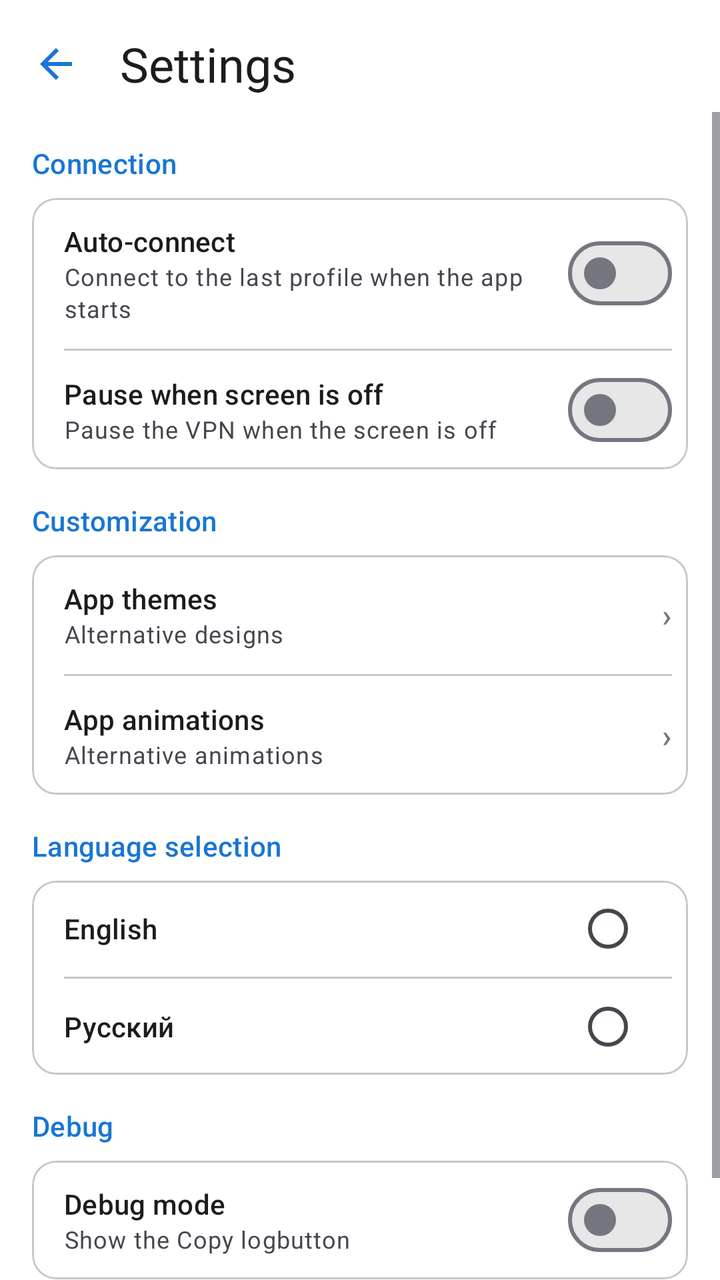
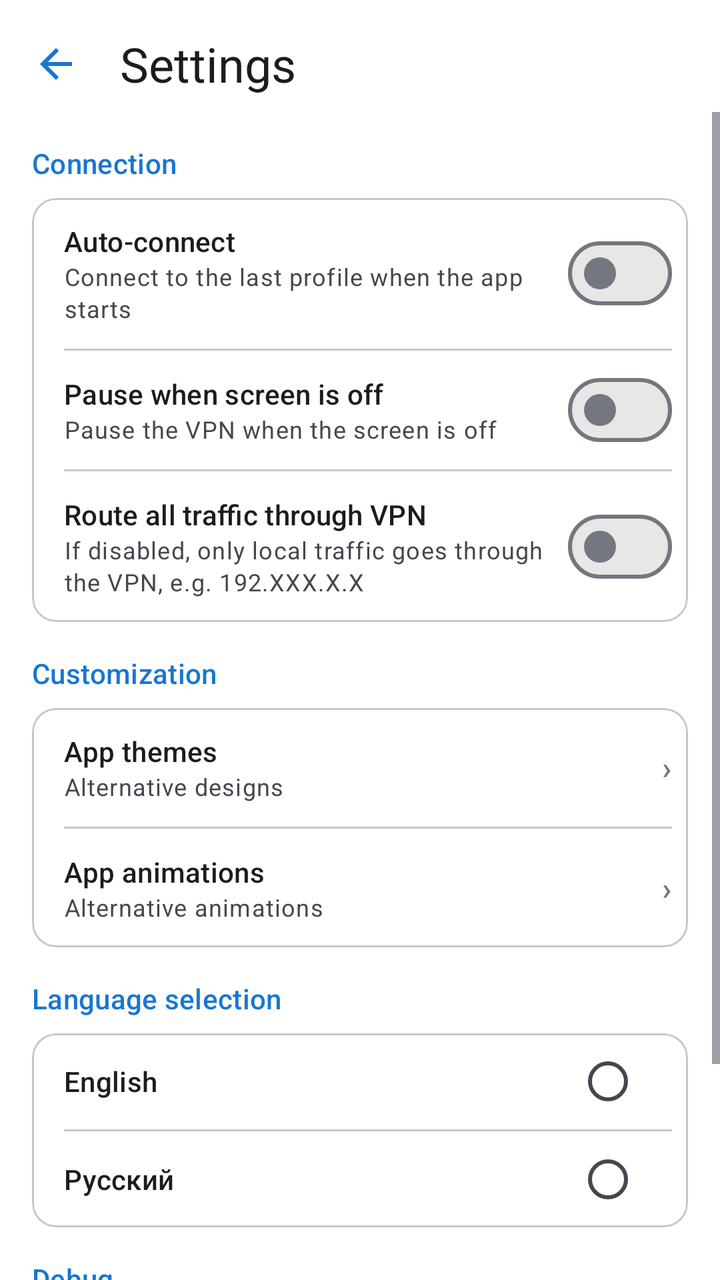

An Android layout rendered at two revisions. The XML below is the earlier revision; the diff shows what the commit changed to produce the second picture.
<!-- AndroidManifest.xml: application theme Theme.MrOpenVPNClient -->
<!-- res/layout/activity_settings.xml -->
<?xml version="1.0" encoding="utf-8"?>
<LinearLayout xmlns:android="http://schemas.android.com/apk/res/android"
    xmlns:app="http://schemas.android.com/apk/res-auto"
    android:layout_width="match_parent"
    android:layout_height="match_parent"
    android:orientation="vertical">

    <LinearLayout
        android:layout_width="match_parent"
        android:layout_height="wrap_content"
        android:gravity="center_vertical"
        android:orientation="horizontal"
        android:paddingTop="8dp">

        <ImageButton
            android:id="@+id/backButton"
            android:layout_width="48dp"
            android:layout_height="48dp"
            android:layout_marginStart="4dp"
            android:background="?attr/selectableItemBackgroundBorderless"
            android:contentDescription="@string/back"
            android:padding="12dp"
            android:src="@drawable/ic_back_green" />

        <TextView
            android:layout_width="wrap_content"
            android:layout_height="wrap_content"
            android:layout_marginStart="8dp"
            android:text="@string/menu_settings"
            android:textAppearance="?attr/textAppearanceHeadlineSmall" />
    </LinearLayout>

    <ScrollView
        android:layout_width="match_parent"
        android:layout_height="match_parent">

        <LinearLayout
            android:layout_width="match_parent"
            android:layout_height="wrap_content"
            android:orientation="vertical"
            android:padding="16dp">

            <TextView
                android:layout_width="wrap_content"
                android:layout_height="wrap_content"
                android:text="@string/settings_connection_section"
                android:textAppearance="?attr/textAppearanceTitleSmall"
                android:textColor="?attr/colorPrimary" />

            <com.google.android.material.card.MaterialCardView
                android:layout_width="match_parent"
                android:layout_height="wrap_content"
                android:layout_marginTop="8dp"
                app:cardCornerRadius="12dp">

                <LinearLayout
                    android:layout_width="match_parent"
                    android:layout_height="wrap_content"
                    android:orientation="vertical"
                    android:paddingStart="16dp"
                    android:paddingEnd="8dp">

                    <LinearLayout
                        android:layout_width="match_parent"
                        android:layout_height="wrap_content"
                        android:gravity="center_vertical"
                        android:orientation="horizontal">

                        <LinearLayout
                            android:layout_width="0dp"
                            android:layout_height="wrap_content"
                            android:layout_weight="1"
                            android:orientation="vertical"
                            android:paddingTop="12dp"
                            android:paddingBottom="12dp">

                            <TextView
                                android:layout_width="match_parent"
                                android:layout_height="wrap_content"
                                android:text="@string/settings_auto_connect"
                                android:textAppearance="?attr/textAppearanceTitleSmall" />

                            <TextView
                                android:layout_width="match_parent"
                                android:layout_height="wrap_content"
                                android:text="@string/settings_auto_connect_summary"
                                android:textAppearance="?attr/textAppearanceBodySmall" />
                        </LinearLayout>

                        <com.google.android.material.materialswitch.MaterialSwitch
                            android:id="@+id/swAutoConnect"
                            android:layout_width="wrap_content"
                            android:layout_height="wrap_content" />
                    </LinearLayout>

                    <View
                        android:layout_width="match_parent"
                        android:layout_height="1dp"
                        android:background="?attr/colorOutlineVariant" />

                    <LinearLayout
                        android:layout_width="match_parent"
                        android:layout_height="wrap_content"
                        android:gravity="center_vertical"
                        android:orientation="horizontal">

                        <LinearLayout
                            android:layout_width="0dp"
                            android:layout_height="wrap_content"
                            android:layout_weight="1"
                            android:orientation="vertical"
                            android:paddingTop="12dp"
                            android:paddingBottom="12dp">

                            <TextView
                                android:layout_width="match_parent"
                                android:layout_height="wrap_content"
                                android:text="@string/settings_screen_off"
                                android:textAppearance="?attr/textAppearanceTitleSmall" />

                            <TextView
                                android:layout_width="match_parent"
                                android:layout_height="wrap_content"
                                android:text="@string/settings_screen_off_summary"
                                android:textAppearance="?attr/textAppearanceBodySmall" />
                        </LinearLayout>

                        <com.google.android.material.materialswitch.MaterialSwitch
                            android:id="@+id/swScreenOff"
                            android:layout_width="wrap_content"
                            android:layout_height="wrap_content" />
                    </LinearLayout>
                </LinearLayout>
            </com.google.android.material.card.MaterialCardView>

            <TextView
                android:layout_width="wrap_content"
                android:layout_height="wrap_content"
                android:layout_marginTop="16dp"
                android:text="@string/settings_appearance_section"
                android:textAppearance="?attr/textAppearanceTitleSmall"
                android:textColor="?attr/colorPrimary" />

            <com.google.android.material.card.MaterialCardView
                android:layout_width="match_parent"
                android:layout_height="wrap_content"
                android:layout_marginTop="8dp"
                app:cardCornerRadius="12dp">

                <LinearLayout
                    android:layout_width="match_parent"
                    android:layout_height="wrap_content"
                    android:orientation="vertical"
                    android:paddingStart="16dp"
                    android:paddingEnd="8dp">

                    <LinearLayout
                        android:id="@+id/experimentalEntry"
                        android:layout_width="match_parent"
                        android:layout_height="wrap_content"
                        android:background="?attr/selectableItemBackground"
                        android:gravity="center_vertical"
                        android:orientation="horizontal"
                        android:paddingTop="12dp"
                        android:paddingBottom="12dp">

                        <LinearLayout
                            android:layout_width="0dp"
                            android:layout_height="wrap_content"
                            android:layout_weight="1"
                            android:orientation="vertical">

                            <TextView
                                android:layout_width="match_parent"
                                android:layout_height="wrap_content"
                                android:text="@string/settings_experimental_themes"
                                android:textAppearance="?attr/textAppearanceTitleSmall" />

                            <TextView
                                android:layout_width="match_parent"
                                android:layout_height="wrap_content"
                                android:text="@string/settings_experimental_themes_summary"
                                android:textAppearance="?attr/textAppearanceBodySmall" />
                        </LinearLayout>

                        <TextView
                            android:layout_width="wrap_content"
                            android:layout_height="wrap_content"
                            android:layout_marginStart="8dp"
                            android:text="›"
                            android:textAppearance="?attr/textAppearanceTitleMedium"
                            android:textColor="?attr/colorOutline" />
                    </LinearLayout>

                    <View
                        android:layout_width="match_parent"
                        android:layout_height="1dp"
                        android:background="?attr/colorOutlineVariant" />

                    <LinearLayout
                        android:id="@+id/statusAnimEntry"
                        android:layout_width="match_parent"
                        android:layout_height="wrap_content"
                        android:background="?attr/selectableItemBackground"
                        android:gravity="center_vertical"
                        android:orientation="horizontal"
                        android:paddingTop="12dp"
                        android:paddingBottom="12dp">

                        <LinearLayout
                            android:layout_width="0dp"
                            android:layout_height="wrap_content"
                            android:layout_weight="1"
                            android:orientation="vertical">

                            <TextView
                                android:layout_width="match_parent"
                                android:layout_height="wrap_content"
                                android:text="@string/settings_status_animations"
                                android:textAppearance="?attr/textAppearanceTitleSmall" />

                            <TextView
                                android:layout_width="match_parent"
                                android:layout_height="wrap_content"
                                android:text="@string/settings_status_animations_summary"
                                android:textAppearance="?attr/textAppearanceBodySmall" />
                        </LinearLayout>

                        <TextView
                            android:layout_width="wrap_content"
                            android:layout_height="wrap_content"
                            android:layout_marginStart="8dp"
                            android:text="›"
                            android:textAppearance="?attr/textAppearanceTitleMedium"
                            android:textColor="?attr/colorOutline" />
                    </LinearLayout>
                </LinearLayout>
            </com.google.android.material.card.MaterialCardView>

            <TextView
                android:layout_width="wrap_content"
                android:layout_height="wrap_content"
                android:layout_marginTop="16dp"
                android:text="@string/language_section"
                android:textAppearance="?attr/textAppearanceTitleSmall"
                android:textColor="?attr/colorPrimary" />

            <com.google.android.material.card.MaterialCardView
                android:layout_width="match_parent"
                android:layout_height="wrap_content"
                android:layout_marginTop="8dp"
                app:cardCornerRadius="12dp">

                <LinearLayout
                    android:layout_width="match_parent"
                    android:layout_height="wrap_content"
                    android:orientation="vertical"
                    android:paddingStart="16dp"
                    android:paddingEnd="8dp">

                    <LinearLayout
                        android:id="@+id/languageEnglishRow"
                        android:layout_width="match_parent"
                        android:layout_height="wrap_content"
                        android:background="?attr/selectableItemBackground"
                        android:gravity="center_vertical"
                        android:orientation="horizontal">

                        <TextView
                            android:id="@+id/languageEnglishTitle"
                            android:layout_width="0dp"
                            android:layout_height="wrap_content"
                            android:layout_weight="1"
                            android:paddingTop="12dp"
                            android:paddingBottom="12dp"
                            android:text="@string/language_en"
                            android:textAppearance="?attr/textAppearanceTitleSmall" />

                        <com.google.android.material.radiobutton.MaterialRadioButton
                            android:id="@+id/languageEnglishRadio"
                            android:layout_width="wrap_content"
                            android:layout_height="wrap_content"
                            android:clickable="false"
                            android:focusable="false" />
                    </LinearLayout>

                    <View
                        android:layout_width="match_parent"
                        android:layout_height="1dp"
                        android:background="?attr/colorOutlineVariant" />

                    <LinearLayout
                        android:id="@+id/languageRussianRow"
                        android:layout_width="match_parent"
                        android:layout_height="wrap_content"
                        android:background="?attr/selectableItemBackground"
                        android:gravity="center_vertical"
                        android:orientation="horizontal">

                        <TextView
                            android:id="@+id/languageRussianTitle"
                            android:layout_width="0dp"
                            android:layout_height="wrap_content"
                            android:layout_weight="1"
                            android:paddingTop="12dp"
                            android:paddingBottom="12dp"
                            android:text="@string/language_ru"
                            android:textAppearance="?attr/textAppearanceTitleSmall" />

                        <com.google.android.material.radiobutton.MaterialRadioButton
                            android:id="@+id/languageRussianRadio"
                            android:layout_width="wrap_content"
                            android:layout_height="wrap_content"
                            android:clickable="false"
                            android:focusable="false" />
                    </LinearLayout>
                </LinearLayout>
            </com.google.android.material.card.MaterialCardView>

            <TextView
                android:layout_width="wrap_content"
                android:layout_height="wrap_content"
                android:layout_marginTop="16dp"
                android:text="@string/settings_debug_section"
                android:textAppearance="?attr/textAppearanceTitleSmall"
                android:textColor="?attr/colorPrimary" />

            <com.google.android.material.card.MaterialCardView
                android:layout_width="match_parent"
                android:layout_height="wrap_content"
                android:layout_marginTop="8dp"
                app:cardCornerRadius="12dp">

                <LinearLayout
                    android:layout_width="match_parent"
                    android:layout_height="wrap_content"
                    android:orientation="vertical"
                    android:paddingStart="16dp"
                    android:paddingEnd="8dp">

                    <LinearLayout
                        android:layout_width="match_parent"
                        android:layout_height="wrap_content"
                        android:gravity="center_vertical"
                        android:orientation="horizontal">

                        <LinearLayout
                            android:layout_width="0dp"
                            android:layout_height="wrap_content"
                            android:layout_weight="1"
                            android:orientation="vertical"
                            android:paddingTop="12dp"
                            android:paddingBottom="12dp">

                            <TextView
                                android:layout_width="match_parent"
                                android:layout_height="wrap_content"
                                android:text="@string/settings_debug_mode"
                                android:textAppearance="?attr/textAppearanceTitleSmall" />

                            <TextView
                                android:layout_width="match_parent"
                                android:layout_height="wrap_content"
                                android:text="@string/settings_debug_mode_summary"
                                android:textAppearance="?attr/textAppearanceBodySmall" />
                        </LinearLayout>

                        <com.google.android.material.materialswitch.MaterialSwitch
                            android:id="@+id/swDebugMode"
                            android:layout_width="wrap_content"
                            android:layout_height="wrap_content" />
                    </LinearLayout>

                    <View
                        android:id="@+id/debugDividerNotify"
                        android:layout_width="match_parent"
                        android:layout_height="1dp"
                        android:layout_marginTop="8dp"
                        android:background="?attr/colorOutlineVariant"
                        android:visibility="gone" />

                    <LinearLayout
                        android:id="@+id/notificationEntry"
                        android:layout_width="match_parent"
                        android:layout_height="wrap_content"
                        android:gravity="center_vertical"
                        android:orientation="horizontal"
                        android:visibility="gone">

                        <LinearLayout
                            android:layout_width="0dp"
                            android:layout_height="wrap_content"
                            android:layout_weight="1"
                            android:orientation="vertical"
                            android:paddingTop="12dp"
                            android:paddingBottom="12dp">

                            <TextView
                                android:layout_width="match_parent"
                                android:layout_height="wrap_content"
                                android:text="@string/settings_show_notification"
                                android:textAppearance="?attr/textAppearanceTitleSmall" />

                            <TextView
                                android:layout_width="match_parent"
                                android:layout_height="wrap_content"
                                android:text="@string/settings_show_notification_summary"
                                android:textAppearance="?attr/textAppearanceBodySmall" />
                        </LinearLayout>

                        <com.google.android.material.materialswitch.MaterialSwitch
                            android:id="@+id/swNotification"
                            android:layout_width="wrap_content"
                            android:layout_height="wrap_content" />
                    </LinearLayout>

                    <View
                        android:id="@+id/debugDivider1"
                        android:layout_width="match_parent"
                        android:layout_height="1dp"
                        android:layout_marginTop="8dp"
                        android:background="?attr/colorOutlineVariant"
                        android:visibility="gone" />

                    <TextView
                        android:id="@+id/clearUsersButton"
                        android:layout_width="match_parent"
                        android:layout_height="wrap_content"
                        android:background="?attr/selectableItemBackground"
                        android:paddingTop="12dp"
                        android:paddingBottom="12dp"
                        android:text="@string/clear_users"
                        android:textAppearance="?attr/textAppearanceTitleSmall"
                        android:textColor="?attr/colorError"
                        android:visibility="gone" />

                    <View
                        android:id="@+id/debugDivider2"
                        android:layout_width="match_parent"
                        android:layout_height="1dp"
                        android:layout_marginTop="8dp"
                        android:background="?attr/colorOutlineVariant"
                        android:visibility="gone" />

                    <TextView
                        android:id="@+id/resetDataButton"
                        android:layout_width="match_parent"
                        android:layout_height="wrap_content"
                        android:background="?attr/selectableItemBackground"
                        android:paddingTop="12dp"
                        android:paddingBottom="12dp"
                        android:text="@string/reset_data"
                        android:textAppearance="?attr/textAppearanceTitleSmall"
                        android:textColor="?attr/colorError"
                        android:visibility="gone" />
                </LinearLayout>
            </com.google.android.material.card.MaterialCardView>

            <TextView
                android:id="@+id/versionText"
                android:layout_width="match_parent"
                android:layout_height="wrap_content"
                android:layout_marginTop="24dp"
                android:gravity="center"
                android:textAppearance="?attr/textAppearanceBodySmall"
                android:textColor="?attr/colorOutline" />
        </LinearLayout>
    </ScrollView>
</LinearLayout>
<!-- resources referenced by this layout -->
<resources>
  <!-- drawable ic_back_green (drawable) -->
  <?xml version="1.0" encoding="utf-8"?>
  <vector xmlns:android="http://schemas.android.com/apk/res/android"
      android:width="24dp"
      android:height="24dp"
      android:viewportWidth="24"
      android:viewportHeight="24">
      <path
          android:fillColor="?attr/colorPrimary"
          android:pathData="M20,11H7.83l5.59,-5.59L12,4l-8,8 8,8 1.41,-1.41L7.83,13H20v-2z" />
  </vector>
  <string name="back">Back</string>
  <string name="clear_users">Delete all users</string>
  <string name="language_en">English</string>
  <string name="language_ru">Русский</string>
  <string name="language_section">Language selection</string>
  <string name="menu_settings">Settings</string>
  <string name="reset_data">Reset app data</string>
  <string name="settings_appearance_section">Customization</string>
  <string name="settings_auto_connect">Auto-connect</string>
  <string name="settings_auto_connect_summary">Connect to the last profile when the app starts</string>
  <string name="settings_connection_section">Connection</string>
  <string name="settings_debug_mode">Debug mode</string>
  <string name="settings_debug_mode_summary">Show the "Copy log" button</string>
  <string name="settings_debug_section">Debug</string>
  <string name="settings_experimental_themes">App themes</string>
  <string name="settings_experimental_themes_summary">Alternative designs</string>
  <string name="settings_screen_off">Pause when screen is off</string>
  <string name="settings_screen_off_summary">Pause the VPN when the screen is off</string>
  <string name="settings_show_notification">Show notification</string>
  <string name="settings_show_notification_summary">Show connection status and a Disconnect button</string>
  <string name="settings_status_animations">App animations</string>
  <string name="settings_status_animations_summary">Alternative animations</string>
  <color name="primary">#1976D2</color>
  <color name="onPrimary">#FFFFFF</color>
  <color name="primaryContainer">#D3E4FF</color>
  <color name="onPrimaryContainer">#001B3F</color>
  <color name="secondary">#56607C</color>
  <color name="onSecondary">#FFFFFF</color>
  <color name="background">#FFFFFF</color>
  <color name="surface">#FFFFFF</color>
  <color name="onSurface">#1A1C1E</color>
  <color name="onSurfaceVariant">#49454F</color>
  <color name="error">#BA1A1A</color>
  <color name="surfaceContainer">#F3F3F3</color>
  <color name="surfaceContainerHigh">#E7E7E7</color>
  <color name="outline">#74777F</color>
  <!-- unchanged entries left out for length: 1 -->
</resources>

<!-- the commit's change to res/layout/activity_settings.xml (unified diff, before → after) -->
@@ -130,6 +130,44 @@
                             android:layout_width="wrap_content"
                             android:layout_height="wrap_content" />
                     </LinearLayout>
+
+                    <View
+                        android:layout_width="match_parent"
+                        android:layout_height="1dp"
+                        android:background="?attr/colorOutlineVariant" />
+
+                    <LinearLayout
+                        android:layout_width="match_parent"
+                        android:layout_height="wrap_content"
+                        android:gravity="center_vertical"
+                        android:orientation="horizontal">
+
+                        <LinearLayout
+                            android:layout_width="0dp"
+                            android:layout_height="wrap_content"
+                            android:layout_weight="1"
+                            android:orientation="vertical"
+                            android:paddingTop="12dp"
+                            android:paddingBottom="12dp">
+
+                            <TextView
+                                android:layout_width="match_parent"
+                                android:layout_height="wrap_content"
+                                android:text="@string/settings_full_tunnel"
+                                android:textAppearance="?attr/textAppearanceTitleSmall" />
+
+                            <TextView
+                                android:layout_width="match_parent"
+                                android:layout_height="wrap_content"
+                                android:text="@string/settings_full_tunnel_summary"
+                                android:textAppearance="?attr/textAppearanceBodySmall" />
+                        </LinearLayout>
+
+                        <com.google.android.material.materialswitch.MaterialSwitch
+                            android:id="@+id/swFullTunnel"
+                            android:layout_width="wrap_content"
+                            android:layout_height="wrap_content" />
+                    </LinearLayout>
                 </LinearLayout>
             </com.google.android.material.card.MaterialCardView>
 
<!-- resource entries referenced after the edit -->
@@ -27,6 +27,8 @@
   <string name="settings_debug_section">Debug</string>
   <string name="settings_experimental_themes">App themes</string>
   <string name="settings_experimental_themes_summary">Alternative designs</string>
+  <string name="settings_full_tunnel">Route all traffic through VPN</string>
+  <string name="settings_full_tunnel_summary">If disabled, only local traffic goes through the VPN, e.g. 192.XXX.X.X</string>
   <string name="settings_screen_off">Pause when screen is off</string>
   <string name="settings_screen_off_summary">Pause the VPN when the screen is off</string>
   <string name="settings_show_notification">Show notification</string>
